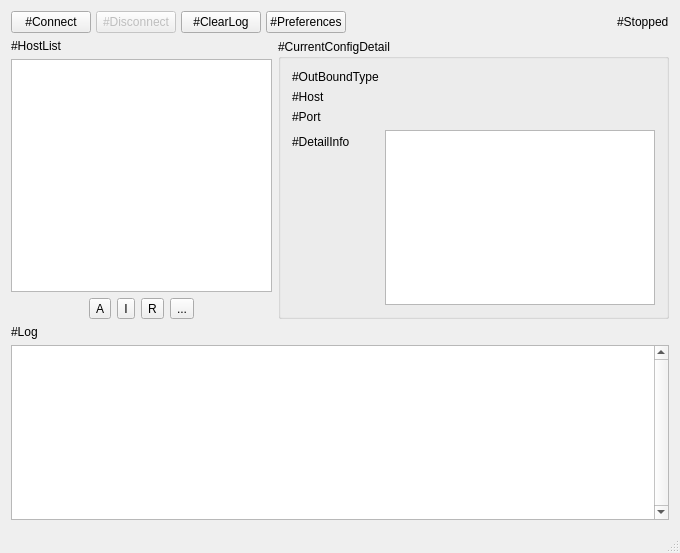
Old version of the form src/w_MainWindow.ui in the repository darsvador/qvssr.
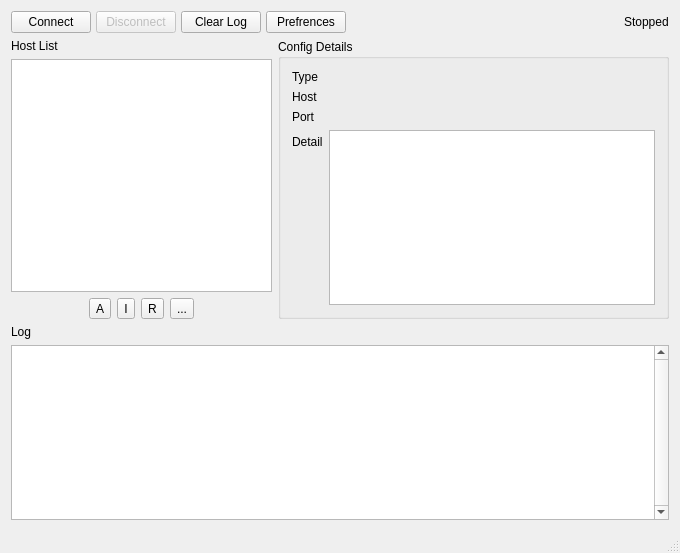
New version of the form. Icons and pictures are not drawn.

Diff of the .ui file:
```diff
--- a/src/w_MainWindow.ui
+++ b/src/w_MainWindow.ui
@@ -44,7 +44,7 @@
       <item>
        <widget class="QPushButton" name="startButton">
         <property name="text">
-         <string>#Connect</string>
+         <string>Connect</string>
         </property>
        </widget>
       </item>
@@ -54,21 +54,21 @@
          <bool>false</bool>
         </property>
         <property name="text">
-         <string>#Disconnect</string>
+         <string>Disconnect</string>
         </property>
        </widget>
       </item>
       <item>
        <widget class="QPushButton" name="clearlogButton">
         <property name="text">
-         <string>#ClearLog</string>
+         <string>Clear Log</string>
         </property>
        </widget>
       </item>
       <item>
        <widget class="QPushButton" name="prefrencesBtn">
         <property name="text">
-         <string>#Preferences</string>
+         <string>Prefrences</string>
         </property>
        </widget>
       </item>
@@ -91,7 +91,7 @@
       <item>
        <widget class="QLabel" name="statusLabel">
         <property name="text">
-         <string>#Stopped</string>
+         <string>Stopped</string>
         </property>
        </widget>
       </item>
@@ -100,20 +100,20 @@
     <item row="1" column="0">
      <widget class="QLabel" name="label_8">
       <property name="text">
-       <string>#HostList</string>
+       <string>Host List</string>
       </property>
      </widget>
     </item>
     <item row="1" column="1" rowspan="3">
      <widget class="QGroupBox" name="groupBox">
       <property name="title">
-       <string>#CurrentConfigDetail</string>
+       <string>Config Details</string>
       </property>
       <layout class="QFormLayout" name="formLayout">
        <item row="0" column="0">
         <widget class="QLabel" name="label_2">
          <property name="text">
-          <string>#OutBoundType</string>
+          <string>Type</string>
          </property>
         </widget>
        </item>
@@ -127,7 +127,7 @@
        <item row="1" column="0">
         <widget class="QLabel" name="label">
          <property name="text">
-          <string>#Host</string>
+          <string>Host</string>
          </property>
         </widget>
        </item>
@@ -141,7 +141,7 @@
        <item row="2" column="0">
         <widget class="QLabel" name="label_3">
          <property name="text">
-          <string>#Port</string>
+          <string>Port</string>
          </property>
         </widget>
        </item>
@@ -155,7 +155,7 @@
        <item row="3" column="0">
         <widget class="QLabel" name="label_4">
          <property name="text">
-          <string>#DetailInfo</string>
+          <string>Detail</string>
          </property>
         </widget>
        </item>
@@ -316,7 +316,7 @@
     <item row="4" column="0">
      <widget class="QLabel" name="label_10">
       <property name="text">
-       <string>#Log</string>
+       <string>Log</string>
       </property>
      </widget>
     </item>
```
